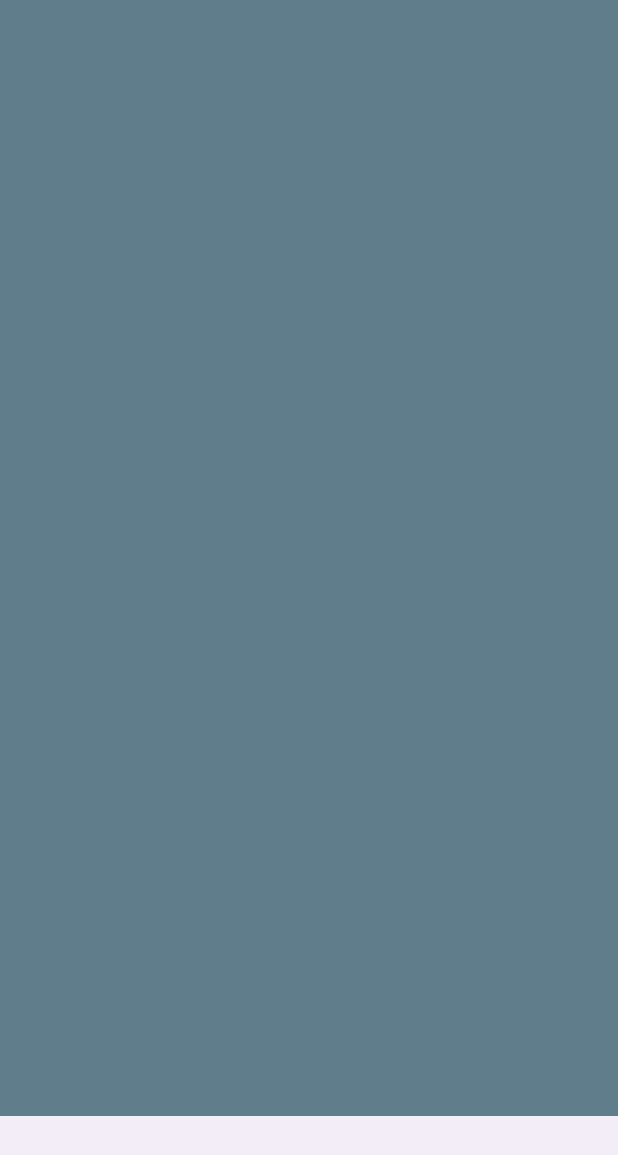
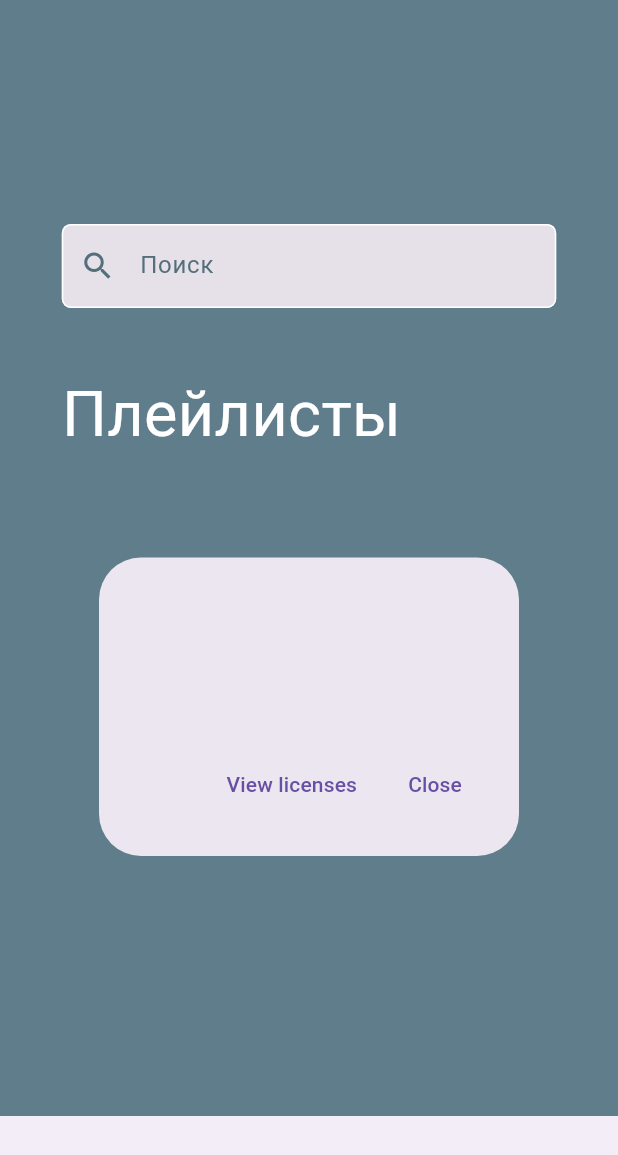
Before and after one commit to sciiphoz/flutterProject, a Flutter app: the MainPage screen opened by its route, on a phone screen of 412 x 824 dp. Shown: the top 1155 px of the screen. Run offline on Flutter 3.47's test engine with Material 3 defaults, Android fonts, the phone set to English and light mode, and no system bars; our stand-ins replace supabase_flutter; accounts and stored records are empty.

Commit message:
main page added

```diff
--- a/lib/mainpage.dart
+++ b/lib/mainpage.dart
@@ -11,6 +11,50 @@ class _MainPageState extends State<MainPage> {
   @override
   Widget build(BuildContext context) {
     return Scaffold(
+      body: Center(
+        child: Column(
+          mainAxisAlignment: MainAxisAlignment.center,
+          children: [
+            SizedBox(
+              width: MediaQuery.of(context).size.width * 0.8,
+              child: TextField(
+                style: TextStyle(color: Colors.blueGrey[600]),
+                cursorColor: Colors.white,
+                decoration: InputDecoration(
+                  filled: true,
+                  prefixIcon: Icon(Icons.search, color: Colors.blueGrey[600]),
+                  labelText: 'Поиск',
+                  labelStyle: TextStyle(color: Colors.blueGrey[600]),
+                  focusedBorder: OutlineInputBorder(
+                    borderRadius: BorderRadius.circular(6),
+                    borderSide: BorderSide(color: Colors.white)
+                  ),
+                  enabledBorder: OutlineInputBorder(
+                    borderRadius: BorderRadius.circular(6),
+                    borderSide: BorderSide(color: Colors.white)
+                  )
+                )
+              ),
+            ),
+            SizedBox(
+              height: MediaQuery.of(context).size.height * 0.05,
+            ),
+            SizedBox(
+              width: MediaQuery.of(context).size.width * 0.8,
+              child: Text(
+                "Плейлисты",
+                style: TextStyle(fontSize: 42),
+              ),
+            ),
+            SizedBox(
+              height: MediaQuery.of(context).size.height * 0.05,
+            ),
+            Scrollbar(
+              child: AboutDialog()
+            ),
+          ],
+        ),
+      ),
       bottomNavigationBar: BottomAppBar(
         child: Row
         (
```
